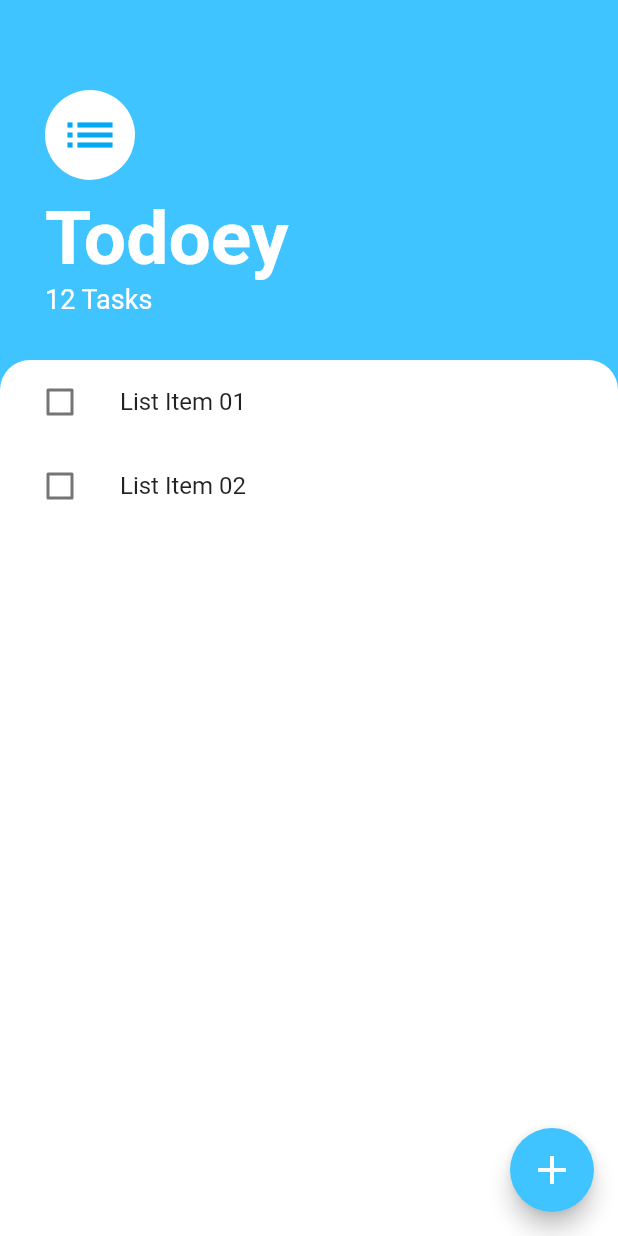
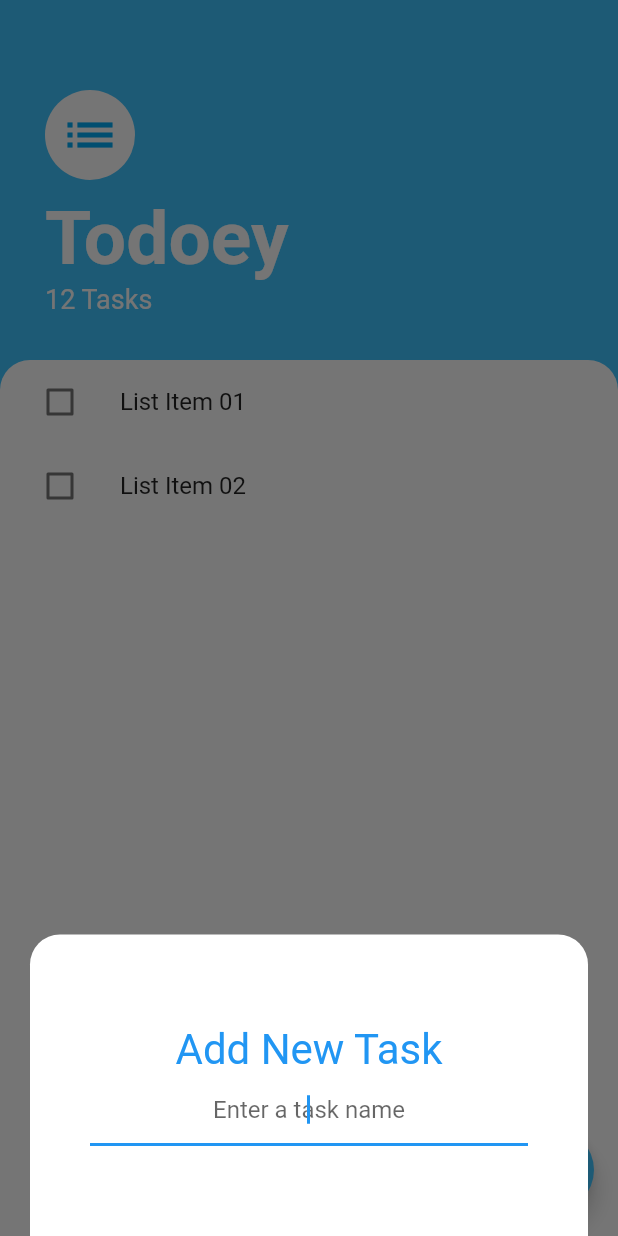
Before and after one commit to mustak/todoey_flutter, a Flutter app: the screen it shows after launch, after a tap on the "add" icon, on a phone screen of 412 x 824 dp. Run offline on Flutter 3.47's test engine with Material 2 defaults, Android fonts, the phone set to English and light mode, and no system bars.

Commit message:
[199] Add BottomSheet for new task

```diff
--- /dev/null
+++ b/lib/screens/add_task_screen.dart
@@ -0,0 +1,40 @@
+import 'package:flutter/material.dart';
+
+class AddTaskScreen extends StatelessWidget {
+  @override
+  Widget build(BuildContext context) {
+    return Container(
+      margin: EdgeInsets.only(
+        left: 20,
+        right: 20,
+      ),
+      padding: EdgeInsets.symmetric(
+        horizontal: 40,
+        vertical: 60,
+      ),
+      decoration: BoxDecoration(
+        color: Colors.white,
+        borderRadius: BorderRadius.only(
+          topLeft: Radius.circular(20),
+          topRight: Radius.circular(20),
+        ),
+      ),
+      child: Column(
+        children: [
+          Text(
+            'Add New Task',
+            style: TextStyle(
+              fontSize: 28,
+              color: Colors.blue,
+            ),
+          ),
+          TextField(
+            autofocus: true,
+            textAlign: TextAlign.center,
+            decoration: InputDecoration(hintText: 'Enter a task name'),
+          )
+        ],
+      ),
+    );
+  }
+}
--- a/lib/screens/tasks_screen.dart
+++ b/lib/screens/tasks_screen.dart
@@ -2,6 +2,7 @@ import 'package:flutter/cupertino.dart';
 import 'package:flutter/material.dart';
 
 import 'package:todoey_flutter/widgets/task_items.dart';
+import 'package:todoey_flutter/screens/add_task_screen.dart';
 
 class TasksScreen extends StatelessWidget {
   @override
@@ -9,7 +10,19 @@ class TasksScreen extends StatelessWidget {
     return Scaffold(
       backgroundColor: Colors.lightBlueAccent,
       floatingActionButton: FloatingActionButton(
-        onPressed: () {},
+        onPressed: () {
+          showModalBottomSheet(
+            context: context,
+            builder: (context) => SingleChildScrollView(
+                child: Container(
+              padding: EdgeInsets.only(
+                  bottom: MediaQuery.of(context).viewInsets.bottom),
+              child: AddTaskScreen(),
+            )),
+            backgroundColor: Colors.transparent,
+            isScrollControlled: true,
+          );
+        },
         backgroundColor: Colors.lightBlueAccent,
         child: Icon(
           Icons.add,
```
